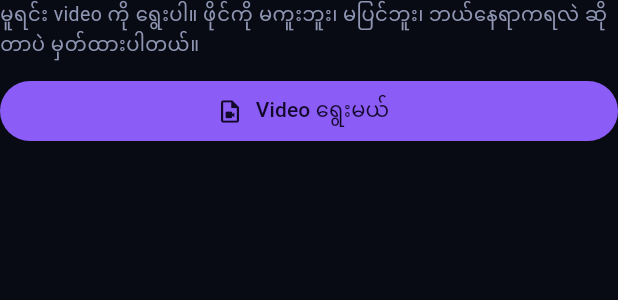
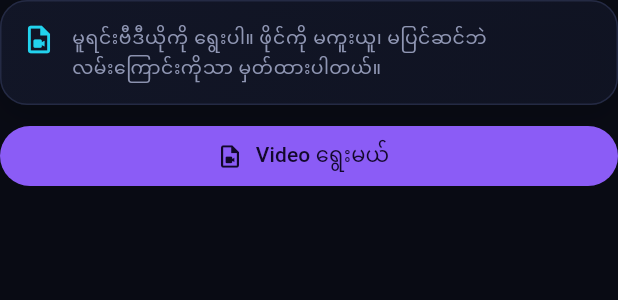
Before and after one commit to punk123321/RGyi-Recap-, a Flutter app: the VideoIndexPanel widget shown alone on an empty page, opened directly with empty values, on a phone screen of 412 x 824 dp. Shown: the top 300 px of the screen. Run offline on Flutter 3.47's test engine with Material 3 defaults, Android fonts, the phone set to English and light mode, and no system bars; our stand-ins replace sqflite, video_player; accounts and stored records are empty.

Commit message:
Polish video index and segment workspace

```diff
--- a/lib/ui/video_index_panel.dart
+++ b/lib/ui/video_index_panel.dart
@@ -9,6 +9,7 @@ import '../core/theme.dart';
 import '../data/project.dart';
 import '../platform/video_import.dart';
 import '../state/project_store.dart';
+import 'widgets.dart';
 
 /// Step 1 of the workflow: pick the original video, split it into segments,
 /// and keep the index. The original video file is only read, never changed.
@@ -169,9 +170,15 @@ class _VideoIndexPanelState extends State<VideoIndexPanel> {
       crossAxisAlignment: CrossAxisAlignment.stretch,
       children: [
         if (!p.hasVideo) ...[
-          const Text(
-            'မူရင်း video ကို ရွေးပါ။ ဖိုင်ကို မကူးဘူး၊ မပြင်ဘူး၊ ဘယ်နေရာကရလဲ ဆိုတာပဲ မှတ်ထားပါတယ်။',
-            style: TextStyle(color: DfColors.muted, fontSize: 13),
+          const PremiumSurface(
+            child: Row(crossAxisAlignment: CrossAxisAlignment.start, children: [
+              Icon(Icons.video_file_outlined, color: DfColors.secondary, size: 22),
+              SizedBox(width: 11),
+              Expanded(child: Text(
+                'မူရင်းဗီဒီယိုကို ရွေးပါ။ ဖိုင်ကို မကူးယူ၊ မပြင်ဆင်ဘဲ လမ်းကြောင်းကိုသာ မှတ်ထားပါတယ်။',
+                style: TextStyle(color: DfColors.muted, fontSize: 12.5, height: 1.5),
+              )),
+            ]),
           ),
           const SizedBox(height: 10),
         ] else
@@ -185,7 +192,7 @@ class _VideoIndexPanelState extends State<VideoIndexPanel> {
         ),
         if (_error != null) ...[
           const SizedBox(height: 8),
-          Text(_error!, style: const TextStyle(color: DfColors.danger, fontSize: 13)),
+          PremiumMessage(_error!, error: true),
         ],
         if (p.hasVideo) ...[
           const SizedBox(height: 14),
@@ -224,9 +231,10 @@ class _VideoIndexPanelState extends State<VideoIndexPanel> {
           if (_loading)
             const Center(child: Padding(padding: EdgeInsets.all(8), child: CircularProgressIndicator()))
           else ...[
-            Text(
-              _specs.isEmpty ? 'Segment မရှိသေးပါဘူး။' : 'Segment ${_specs.length} ခု',
-              style: const TextStyle(fontWeight: FontWeight.w600),
+            PremiumSectionHeader(
+              title: _specs.isEmpty ? 'Segment မရှိသေးပါ' : 'Segment ${_specs.length} ခု',
+              subtitle: 'အချိန်အပိုင်းတွေကို ပြင်ဆင်၊ ထပ်ထည့်၊ ဖျက်နိုင်ပါတယ်',
+              icon: Icons.view_timeline_outlined,
             ),
             if (hasOverlap(_specs))
               const Padding(
```
